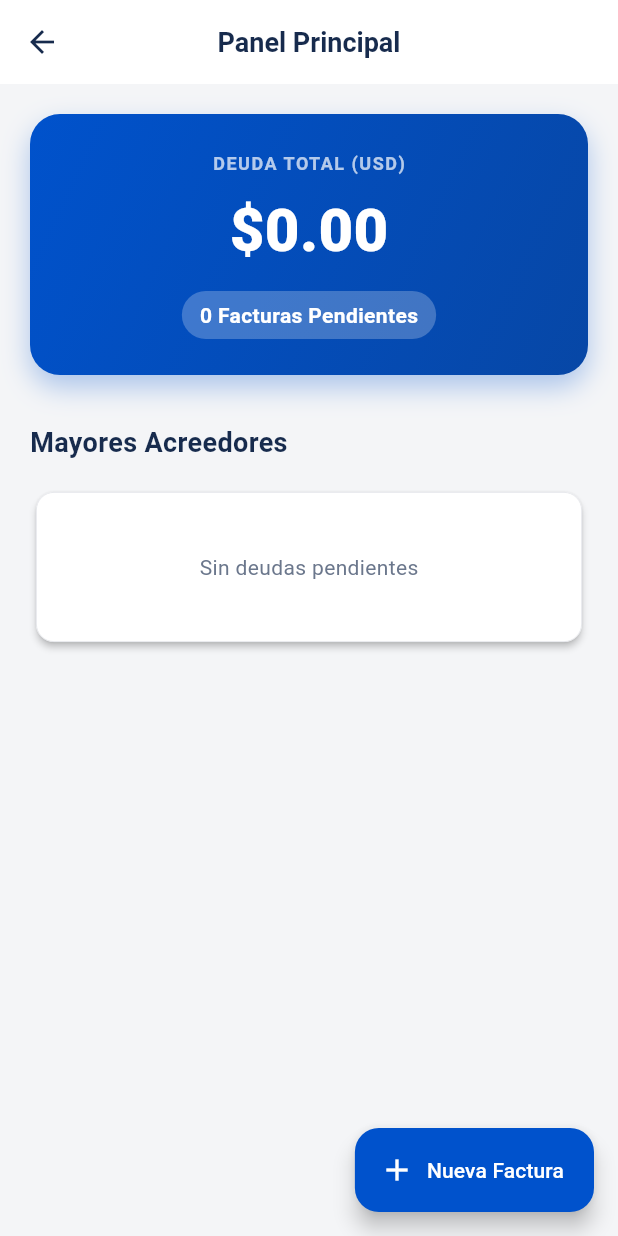
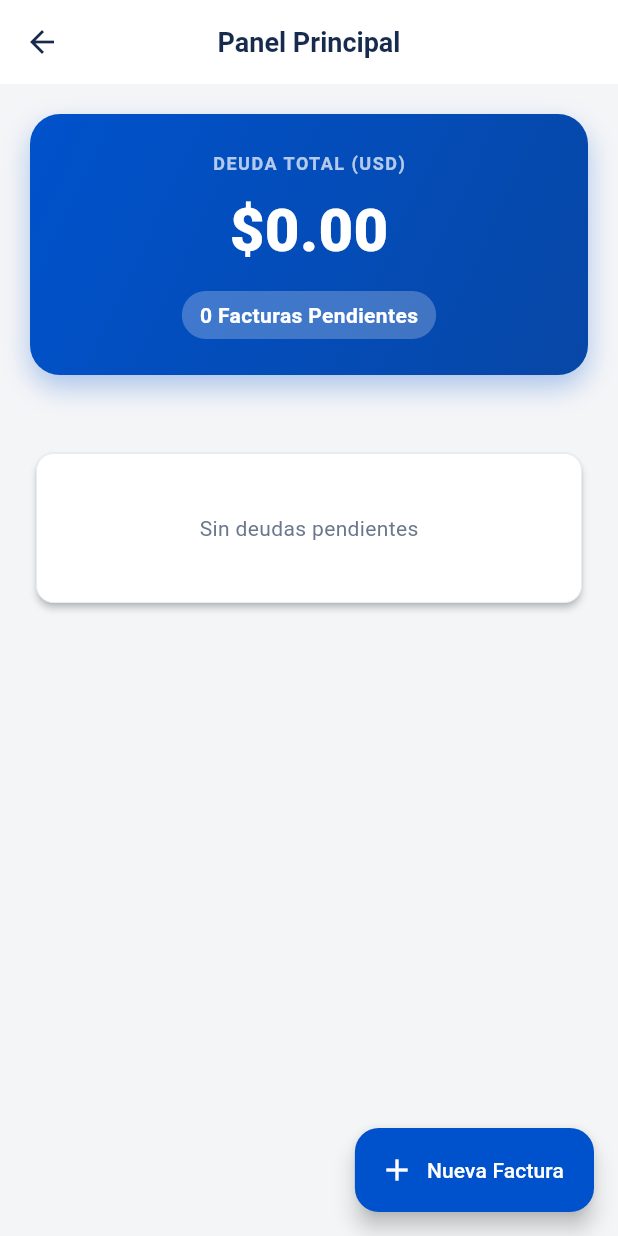
Before and after one commit to cda-1103/cuentas_pagar, a Flutter app: the DashboardView screen opened directly, on a phone screen of 412 x 824 dp. Run offline on Flutter 3.47's test engine with Material 3 defaults, Android fonts, the phone set to English and light mode, and no system bars; our stand-ins replace supabase_flutter; accounts and stored records are empty.

Commit message:
TITULOS NUEVOS

```diff
--- a/lib/main.dart
+++ b/lib/main.dart
@@ -40,7 +40,7 @@ class MyApp extends StatelessWidget {
   @override
   Widget build(BuildContext context) {
     return MaterialApp(
-      title: 'Gestión Administrativa',
+      title: 'CUENTAS POR PAGAR',
       debugShowCheckedModeBanner: false,
       // --- IDIOMA ESPAÑOL ---
       localizationsDelegates: const [
@@ -244,7 +244,7 @@ class _LoginScreenState extends State<LoginScreen> {
                 const Icon(Icons.security, size: 64, color: AppColors.primary),
                 const SizedBox(height: 24),
                 const Text(
-                  'Gestión Administrativa',
+                  'CUENTAS POR PAGAR',
                   textAlign: TextAlign.center,
                   style: TextStyle(
                     fontSize: 24,
@@ -1122,14 +1122,6 @@ class DashboardView extends StatelessWidget {
                 ),
               ),
               const SizedBox(height: 32),
-              const Text(
-                'Mayores Acreedores',
-                style: TextStyle(
-                  fontSize: 18,
-                  fontWeight: FontWeight.bold,
-                  color: AppColors.textDark,
-                ),
-              ),
               const SizedBox(height: 16),
               Card(
                 color: Colors.white,
```
